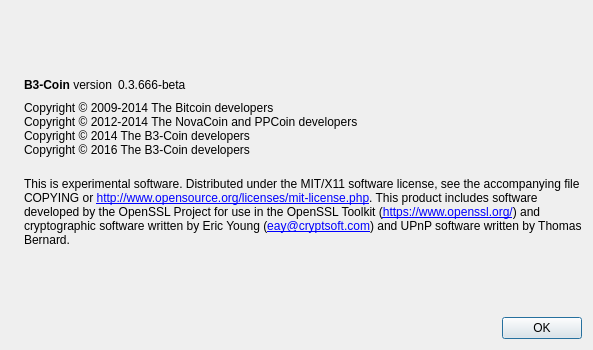
This is src/qt/forms/aboutdialog.ui in beneth86/DangerCoin as Qt 5 draws it before an edit. The edited form follows.
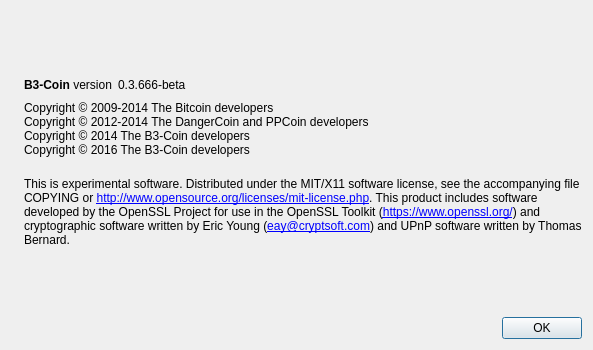
This is the edited form. Icons and pictures are not drawn.

Diff of the .ui file:
```diff
--- a/src/qt/forms/aboutdialog.ui
+++ b/src/qt/forms/aboutdialog.ui
@@ -95,7 +95,7 @@
        </property>
        <property name="text">
         <string>Copyright © 2009-2014 The Bitcoin developers
-Copyright © 2012-2014 The NovaCoin and PPCoin developers
+Copyright © 2012-2014 The DangerCoin and PPCoin developers
 Copyright © 2014 The B3-Coin developers
 Copyright © 2016 The B3-Coin developers
 </string>
```
